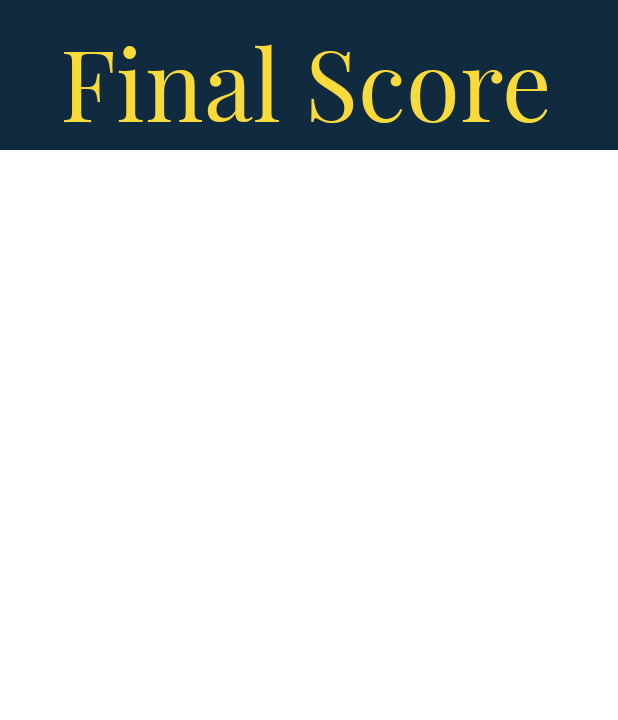
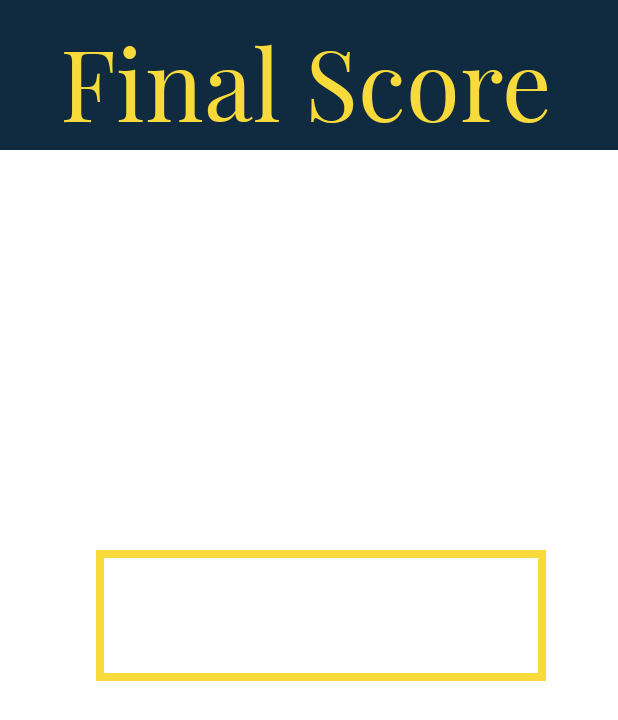
Before and after one commit to manasvityagi/A3, an Android app: the FinalScore screen opened directly, with no data from a screen before it, on a phone screen of 412 x 824 dp. Shown: the top 720 px of the screen. Run offline under Robolectric (Android 15) with nearby library versions, the phone set to English and light mode, and no system bars.

Commit message:
check in

```diff
--- a/app/src/main/java/com/manas/quizapp/FinalScore.java
+++ b/app/src/main/java/com/manas/quizapp/FinalScore.java
@@ -3,6 +3,7 @@ package com.manas.quizapp;
 import androidx.appcompat.app.AppCompatActivity;
 
 import android.os.Bundle;
+import android.util.Log;
 import android.widget.TextView;
 
 public class FinalScore extends AppCompatActivity {
@@ -13,7 +14,7 @@ public class FinalScore extends AppCompatActivity {
         super.onCreate(savedInstanceState);
         setContentView(R.layout.activity_final_score);
         scoreField = findViewById(R.id.finalScore);
-
+        Log.e("app",String.valueOf(scoreField));
         String score = getIntent().getStringExtra("score");
         scoreField.setText(score);
     }
--- a/app/src/main/java/com/manas/quizapp/QuizActivity.java
+++ b/app/src/main/java/com/manas/quizapp/QuizActivity.java
@@ -52,9 +52,11 @@ public class QuizActivity extends AppCompatActivity {
                 currentQuestionPointer+=1;
 
                 if(currentQuestionPointer == quizQuesLength){
+
                     Intent intent = new Intent(QuizActivity.this, FinalScore.class);
-                    intent.putExtra("score", currentScore);
+                    intent.putExtra("score", "100");
                     startActivity(intent);
+
                 }
             }
         });
@@ -99,6 +101,7 @@ public class QuizActivity extends AppCompatActivity {
         radioOption4 = (RadioButton) findViewById(R.id.radioButton4);
         submitButton = (Button) findViewById(R.id.submit_answer);
         quesRadioGroup = findViewById(R.id.radioGroup);
+        radioOption1.setSelected(true);
         //Load First Question
         loadQuestionOnUI(questionList.get(0));
         currentQuestionPointer=1;
--- a/app/src/main/res/layout/activity_final_score.xml
+++ b/app/src/main/res/layout/activity_final_score.xml
@@ -32,15 +32,18 @@
 
     <TextView
         android:id="@+id/finalScore"
-        android:layout_width="wrap_content"
+        android:layout_width="300dp"
         android:layout_height="wrap_content"
-        android:layout_marginStart="72dp"
-        android:layout_marginBottom="436dp"
+        android:layout_marginStart="64dp"
+        android:layout_marginBottom="204dp"
         android:background="@drawable/harder_border"
         android:includeFontPadding="true"
+        android:paddingStart="@dimen/default_gap"
         android:text="TextView"
         android:textSize="65dp"
         app:layout_constraintBottom_toBottomOf="parent"
-        app:layout_constraintStart_toStartOf="parent" />
+        app:layout_constraintStart_toStartOf="parent"
+        app:layout_constraintTop_toBottomOf="@+id/frameLayout"
+        app:layout_constraintVertical_bias="0.617" />
 
 </androidx.constraintlayout.widget.ConstraintLayout>
```
